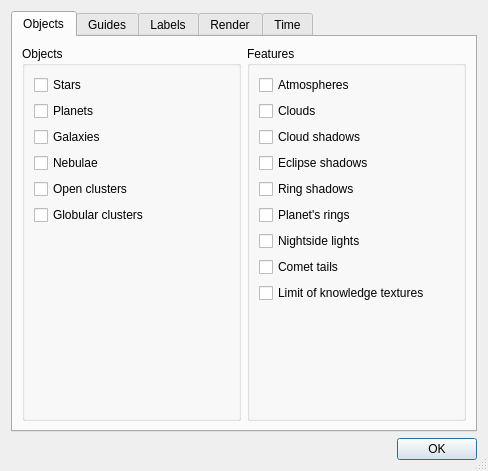
Old version of the form src/celestia/qt/preferences.ui in the repository CelestiaProject/Celestia.
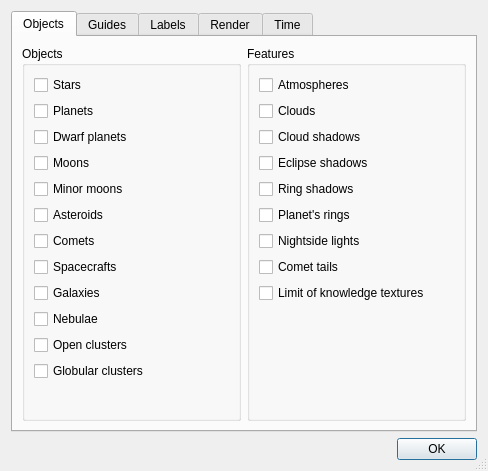
New version of the form.

The edit to the form file:
```diff
--- a/src/celestia/qt/preferences.ui
+++ b/src/celestia/qt/preferences.ui
@@ -50,6 +50,48 @@
             </property>
            </widget>
           </item>
+          <item>
+           <widget class="QCheckBox" name="dwarfPlanetsCheck">
+            <property name="text">
+             <string>Dwarf planets</string>
+            </property>
+           </widget>
+          </item>
+          <item>
+           <widget class="QCheckBox" name="moonsCheck">
+            <property name="text">
+             <string>Moons</string>
+            </property>
+           </widget>
+          </item>
+          <item>
+           <widget class="QCheckBox" name="minorMoonsCheck">
+            <property name="text">
+             <string>Minor moons</string>
+            </property>
+           </widget>
+          </item>
+          <item>
+           <widget class="QCheckBox" name="asteroidsCheck">
+            <property name="text">
+             <string>Asteroids</string>
+            </property>
+           </widget>
+          </item>
+          <item>
+           <widget class="QCheckBox" name="cometsCheck">
+            <property name="text">
+             <string>Comets</string>
+            </property>
+           </widget>
+          </item>
+          <item>
+           <widget class="QCheckBox" name="spacecraftsCheck">
+            <property name="text">
+             <string>Spacecrafts</string>
+            </property>
+           </widget>
+          </item>
           <item>
            <widget class="QCheckBox" name="galaxiesCheck">
             <property name="text">
```
Left out of the diff: 2 changed lines with no effect on the pictures.
